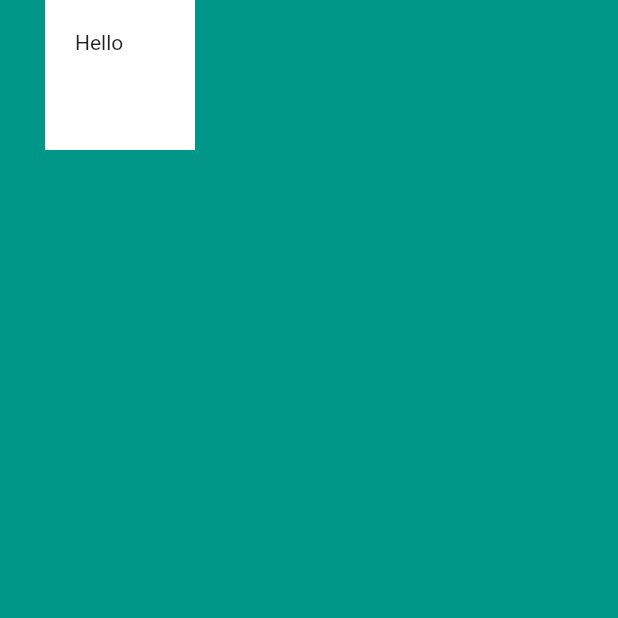
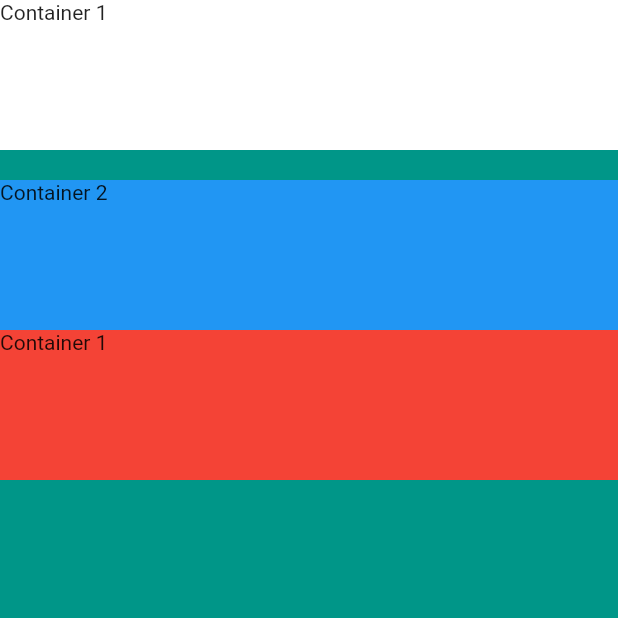
Before and after one commit to Rantoniaina/flutter, a Flutter app: the screen it shows after launch, on a phone screen of 412 x 824 dp, the top half of it. Run offline on Flutter 3.47's test engine with Material 2 defaults, Android fonts, the phone set to English and light mode, and no system bars.

Commit message:
How to use Column & Row Widgets for Layout

```diff
--- a/mi_card_flutter/lib/main.dart
+++ b/mi_card_flutter/lib/main.dart
@@ -13,15 +13,32 @@
       home: Scaffold(
         backgroundColor: Colors.teal,
         body: SafeArea(
-          child: Container(
-            height: 100.0,
-            width: 100.0,
-            margin: EdgeInsets.only(left: 30),
-            padding: EdgeInsets.all(20),
-            color: Colors.white,
-            child: Text('Hello'),
-          ),
-        ),
+            child: Column(
+          // mainAxisSize: MainAxisSize.min,
+          // verticalDirection: VerticalDirection.down,
+          // mainAxisAlignment: MainAxisAlignment.center,
+          crossAxisAlignment: CrossAxisAlignment.stretch,
+          children: [
+            Container(
+              height: 100.0,
+              color: Colors.white,
+              child: Text('Container 1'),
+            ),
+            SizedBox(
+              height: 20,
+            ),
+            Container(
+              height: 100.0,
+              color: Colors.blue,
+              child: Text('Container 2'),
+            ),
+            Container(
+              height: 100.0,
+              color: Colors.red,
+              child: Text('Container 1'),
+            ),
+          ],
+        )),
       ),
     );
   }
```
